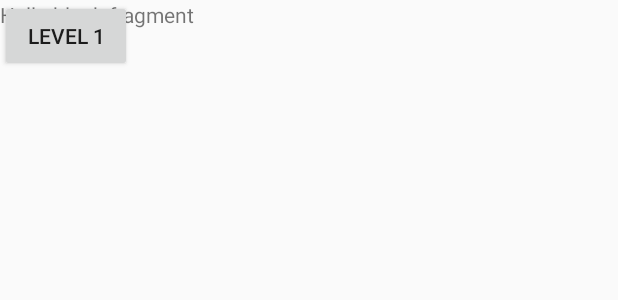
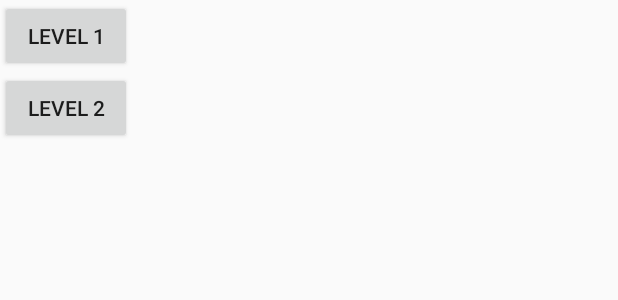
Before and after one commit to MujtabaJ/BurgerGame, an Android app: the layout fragment_levels.xml on its own in the app's theme, with its tools: preview values and no code run, on a phone screen of 412 x 824 dp. Shown: the top 300 px of the screen. Run offline under Robolectric (Android 15) with nearby library versions, the phone set to English and light mode, and no system bars.

Commit message:
Level 2 exercise

```diff
--- a/app/src/main/res/layout/fragment_levels.xml
+++ b/app/src/main/res/layout/fragment_levels.xml
@@ -7,15 +7,23 @@
 
     <!-- TODO: Update blank fragment layout -->
 
-    <TextView
-        android:layout_width="match_parent"
-        android:layout_height="match_parent"
-        android:text="@string/hello_blank_fragment" />
+    <LinearLayout
+        android:layout_width="wrap_content"
+        android:layout_height="wrap_content"
+        android:orientation="vertical">
 
     <Button
         android:id="@+id/level1"
         android:layout_width="wrap_content"
         android:layout_height="wrap_content"
-        android:text="@string/level_1" />
+        android:text="@string/level_1"/>
+
+    <Button
+        android:id="@+id/level2"
+        android:layout_width="wrap_content"
+        android:layout_height="wrap_content"
+        android:text="@string/level_2"/>
+
+    </LinearLayout>
 
 </FrameLayout>
--- a/app/src/main/res/values-night/strings.xml
+++ b/app/src/main/res/values-night/strings.xml
@@ -3,4 +3,5 @@
     <string name="burger_game">Burger Game</string>
     <string name="level_1">Level 1</string>
     <string name="f1">F1</string>
+    <string name="level_2">Level 2</string>
 </resources>
--- a/app/src/main/res/values/strings.xml
+++ b/app/src/main/res/values/strings.xml
@@ -5,4 +5,5 @@
     <string name="burger_game">Burger Game</string>
     <string name="level_1">Level 1</string>
     <string name="f1">F1</string>
+    <string name="level_2">Level 2</string>
 </resources>
```
Also changed, not shown: app/src/main/java/com/example/codeplay/Games1D/burger/BurgerFragment.java (+7 -15 lines), app/src/main/java/com/example/codeplay/Games1D/burger/BurgerViewModel.java (+22 -0 lines), app/src/main/java/com/example/codeplay/Games1D/burger/LevelsFragment.java (+20 -14 lines).
